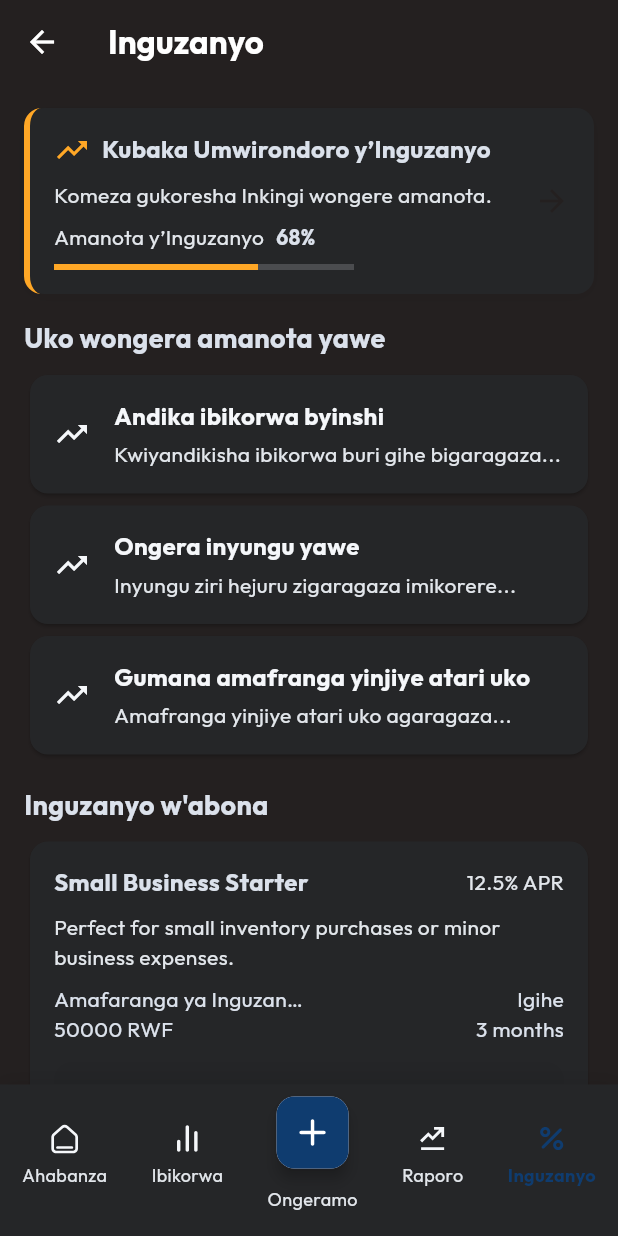
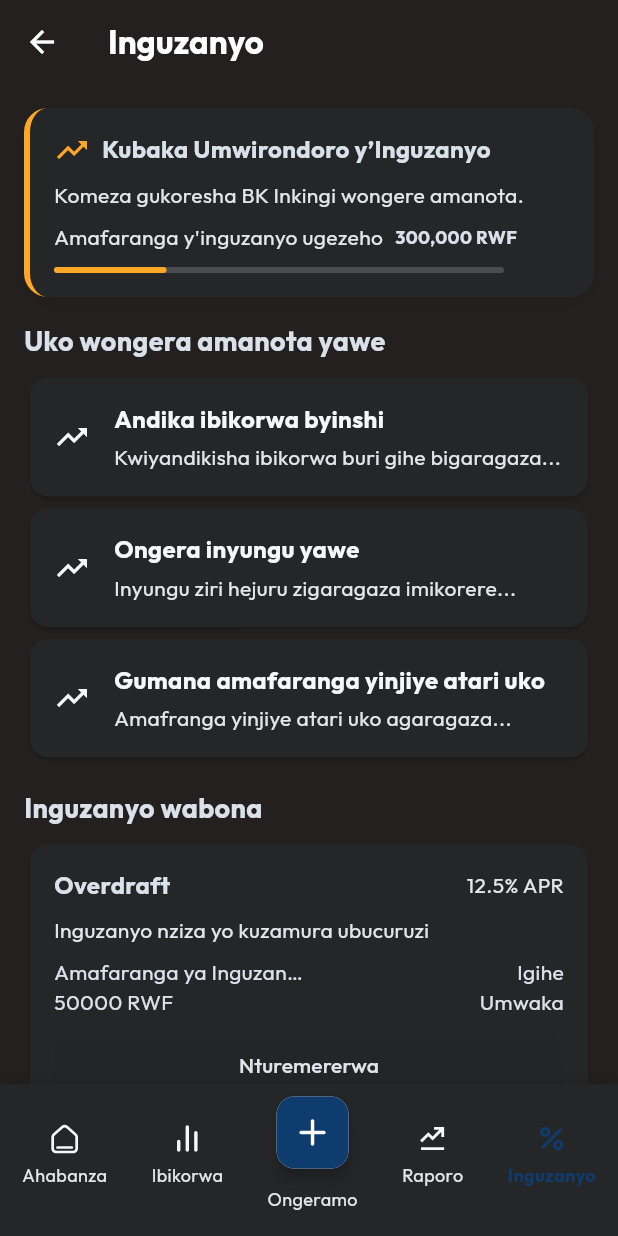
Before and after one commit to Tusifu/inkingi, a Flutter app: the screen it shows after launch, after a tap on "Kubaka Umwirondoro y’Inguzanyo", on a phone screen of 412 x 824 dp. Run offline on Flutter 3.47's test engine with Material 3 defaults, Android fonts, the phone set to English and light mode, and no system bars; our stand-ins replace fl_chart, flutter_svg, google_fonts, shared_preferences.

Commit message:
implement minor redesign

```diff
--- a/lib/providers/loans_provider.dart
+++ b/lib/providers/loans_provider.dart
@@ -5,20 +5,19 @@ class LoansProvider with ChangeNotifier {
   double creditScore = 68.0; // From mock data
   List<Loan> availableLoans = [
     Loan(
-      title: 'Small Business Starter',
-      description:
-          'Perfect for small inventory purchases or minor business expenses.',
+      title: 'Overdraft',
+      description: 'Inguzanyo nziza yo kuzamura ubucuruzi',
       amount: 50000,
       apr: 12.5,
-      duration: '3 months',
+      duration: 'Umwaka',
       isEligible: false,
     ),
     Loan(
-      title: 'Business Growth',
-      description: 'Ideal for expanding your business operations.',
+      title: 'Stock Loan',
+      description: 'Inguzanyo nziza yo kuzamura stock ya Business',
       amount: 100000,
       apr: 15.0,
-      duration: '6 months',
+      duration: 'imyaka 3',
       isEligible: false,
     ),
   ];
--- a/lib/screens/dashboard_screen.dart
+++ b/lib/screens/dashboard_screen.dart
@@ -87,8 +87,8 @@ class DashboardScreen extends StatelessWidget {
                     ],
                   ),
                   const SizedBox(height: 16),
-                  const ProfitChart(
-                    profit: 45000,
+                  ProfitChart(
+                    profit: (provider.totalIncome - provider.totalExpenses),
                   ),
                   const SizedBox(height: 16),
                   GestureDetector(
--- a/lib/screens/loans_screen.dart
+++ b/lib/screens/loans_screen.dart
@@ -4,6 +4,7 @@ import 'package:inkingi/components/TAppBar.dart';
 import 'package:inkingi/components/TBottomNavBar.dart';
 import 'package:inkingi/constants/colors.dart';
 import 'package:inkingi/providers/loans_provider.dart';
+import 'package:inkingi/widgets/credit_profile.dart';
 import 'package:provider/provider.dart';
 
 class LoansScreen extends StatelessWidget {
@@ -29,88 +30,7 @@ class LoansScreen extends StatelessWidget {
               child: Column(
                 crossAxisAlignment: CrossAxisAlignment.start,
                 children: [
-                  Container(
-                    padding: const EdgeInsets.all(16),
-                    decoration: BoxDecoration(
-                      color: AppColors.cardBackgroundColor,
-                      borderRadius: BorderRadius.circular(12),
-                      border: const Border(
-                        left: BorderSide(
-                            color: AppColors.secondaryOrange, width: 4),
-                      ),
-                      boxShadow: [
-                        BoxShadow(
-                          color: Colors.black.withOpacity(0.05),
-                          blurRadius: 8,
-                          offset: const Offset(0, 2),
-                        ),
-                      ],
-                    ),
-                    child: Row(
-                      mainAxisAlignment: MainAxisAlignment.spaceBetween,
-                      children: [
-                        Column(
-                          crossAxisAlignment: CrossAxisAlignment.start,
-                          children: [
-                            Row(
-                              children: [
-                                Icon(Icons.trending_up,
-                                    color: AppColors.secondaryOrange),
-                                const SizedBox(width: 8),
-                                const Text(
-                                  'Kubaka Umwirondoro y’Inguzanyo', // Building Credit Profile
-                                  style: TextStyle(
-                                    fontSize: 16,
-                                    fontWeight: FontWeight.bold,
-                                    color: AppColors.textPrimary,
-                                  ),
-                                  overflow: TextOverflow.ellipsis,
-                                ),
-                              ],
-                            ),
-                            const SizedBox(height: 8),
-                            const Text(
-                              'Komeza gukoresha Inkingi wongere amanota.', // Keep using Inkingi to improve your score (shortened)
-                              style: TextStyle(color: AppColors.textSecondary),
-                              overflow: TextOverflow.ellipsis,
-                            ),
-                            const SizedBox(height: 8),
-                            Row(
-                              children: [
-                                const Text(
-                                  'Amanota y’Inguzanyo', // Credit Score
-                                  style:
-                                      TextStyle(color: AppColors.textSecondary),
-                                  overflow: TextOverflow.ellipsis,
-                                ),
-                                const SizedBox(width: 8),
-                                Text(
-                                  '${provider.creditScore.toStringAsFixed(0)}%',
-                                  style: const TextStyle(
-                                    fontWeight: FontWeight.bold,
-                                    color: AppColors.textPrimary,
-                                  ),
-                                ),
-                              ],
-                            ),
-                            const SizedBox(height: 8),
-                            Container(
-                              width: 200,
-                              child: LinearProgressIndicator(
-                                value: provider.creditScore / 100,
-                                backgroundColor:
-                                    AppColors.textSecondary.withOpacity(0.2),
-                                valueColor: AlwaysStoppedAnimation(
-                                    AppColors.secondaryOrange),
-                              ),
-                            ),
-                          ],
-                        ),
-                        Icon(Icons.arrow_forward,
-                            color: AppColors.primaryColor),
-                      ],
-                    ),
-                  ),
+                  CreditProfile(),
                   const SizedBox(height: 16),
                   const Text(
                     'Uko wongera amanota yawe', // How to improve your score
@@ -129,11 +49,11 @@ class LoansScreen extends StatelessWidget {
                       'Ongera inyungu yawe', // Increase your profit margin
                       'Inyungu ziri hejuru zigaragaza imikorere...'), // Higher profits indicate stronger business performance
                   _buildTip(
-                      'Gumana amafranga yinjiye atari uko', // Maintain consistent income
+                      'Gumana amafaranga yinjiye atari uko', // Maintain consistent income
                       'Amafranga yinjiye atari uko agaragaza...'), // Steady income streams show business stability
                   const SizedBox(height: 16),
                   const Text(
-                    'Inguzanyo w\'abona', // Available Loan Offers
+                    'Inguzanyo wabona', // Available Loan Offers
                     style: TextStyle(
                       fontSize: 18,
                       fontWeight: FontWeight.bold,
@@ -272,10 +192,10 @@ class LoansScreen extends StatelessWidget {
                                     const SizedBox(width: 4),
                                     const Expanded(
                                       child: Text(
-                                        'Ongera amanota yawe kugira ngo...', // Improve your score to qualify
+                                        'Ongera amanota yawe kugira ngo uhabwe iyi nguzanyo.', // Improve your score to qualify
                                         style: TextStyle(
                                           color: Colors.orange,
-                                          fontSize: 12,
+                                          fontSize: 11,
                                         ),
                                         overflow: TextOverflow.ellipsis,
                                       ),
--- a/lib/widgets/credit_profile.dart
+++ b/lib/widgets/credit_profile.dart
@@ -45,7 +45,7 @@ class CreditProfile extends StatelessWidget {
               ),
               const SizedBox(height: 8),
               const Text(
-                'Komeza gukoresha Inkingi wongere amanota.',
+                'Komeza gukoresha BK Inkingi wongere amanota.',
                 style: TextStyle(
                   color: AppColors.textSecondary,
                   fontSize: 14,
@@ -55,24 +55,25 @@ class CreditProfile extends StatelessWidget {
               Row(
                 children: [
                   const Text(
-                    'Amanota y’Inguzanyo', // Credit Score
+                    'Amafaranga y\'inguzanyo ugezeho', // Credit Score
                     style: TextStyle(color: AppColors.textSecondary),
                   ),
                   const SizedBox(width: 8),
                   const Text(
-                    '68%',
+                    '300,000 RWF',
                     style: TextStyle(
                       fontWeight: FontWeight.bold,
                       color: AppColors.textPrimary,
+                      fontSize: 12,
                     ),
                   ),
                 ],
               ),
-              const SizedBox(height: 8),
+              const SizedBox(height: 10),
               Container(
-                width: 200,
+                width: 300,
                 child: LinearProgressIndicator(
-                  value: 0.68,
+                  value: 0.25,
                   backgroundColor: AppColors.textSecondary.withOpacity(0.2),
                   valueColor: AlwaysStoppedAnimation(AppColors.secondaryOrange),
                   borderRadius: BorderRadius.circular(8),
```
